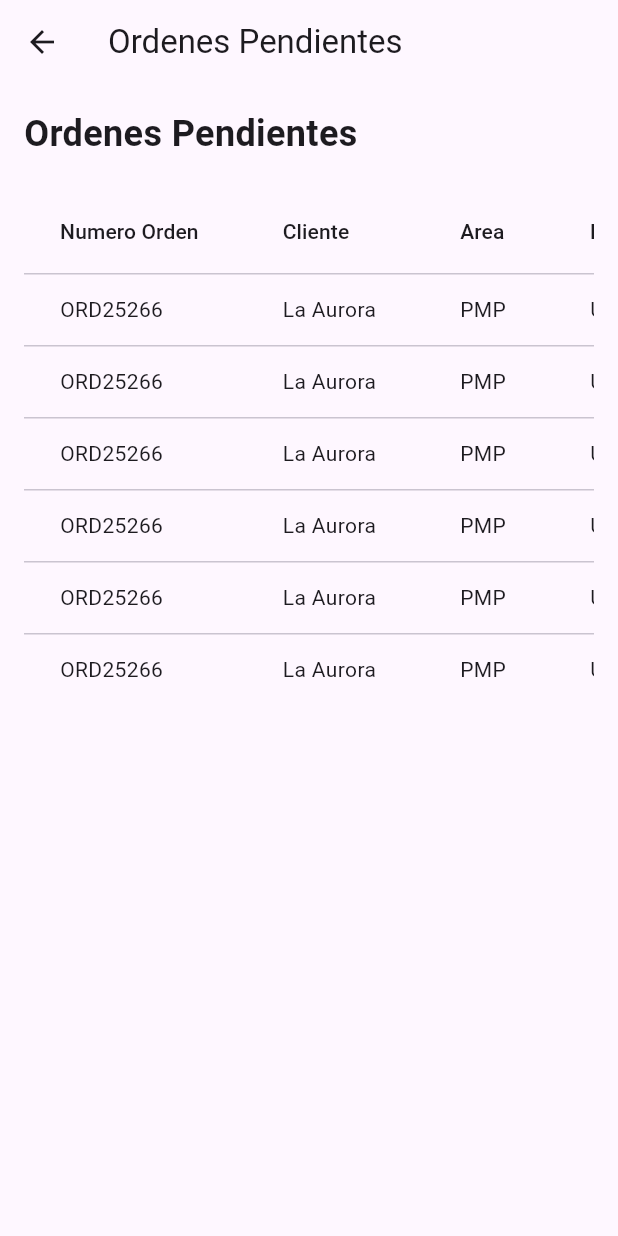
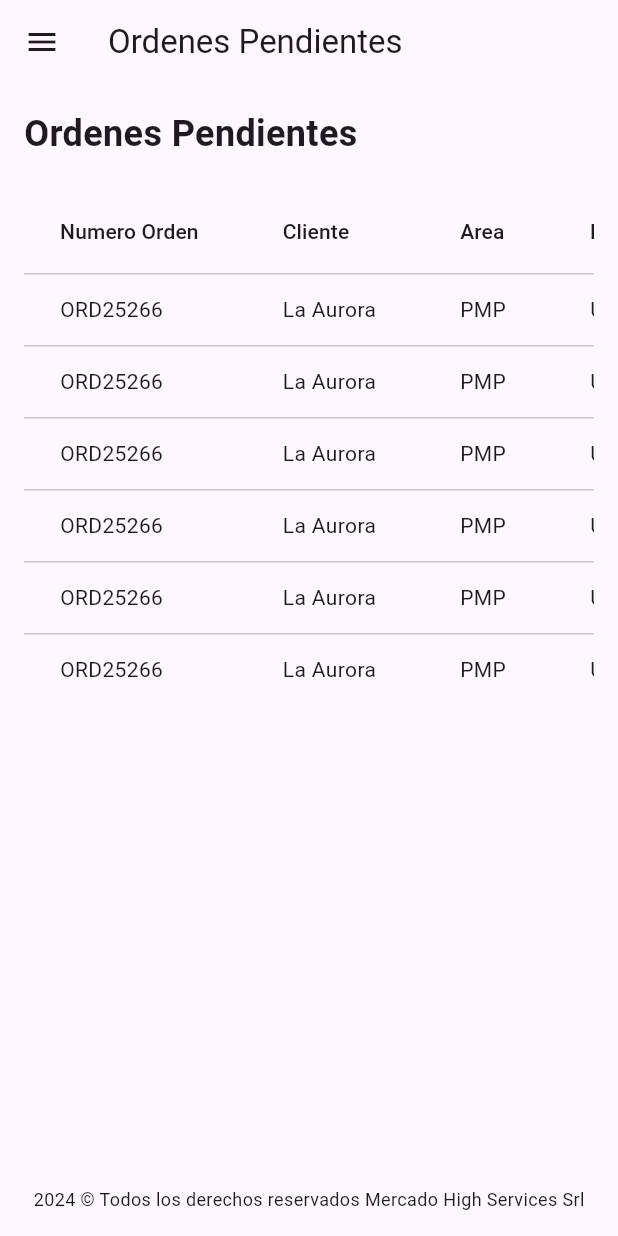
Before and after one commit to MHS-SRL/InterfaceProduccion, a Flutter app: the VerOrdenesPendientesScreen screen opened by its route, on a phone screen of 412 x 824 dp. Run offline on Flutter 3.47's test engine with Material 3 defaults, Android fonts, the phone set to English and light mode, and no system bars; our stand-ins replace fl_chart.

Commit message:
modificaciones necesarias de los botones y agregacion del copy rigth

```diff
--- a/lib/screens/orden_creada_screen.dart
+++ b/lib/screens/orden_creada_screen.dart
@@ -175,7 +175,7 @@ class OrdenCreadaScreen extends StatelessWidget {
                 ),
               ],
             ),
-            const SizedBox(height: 20),
+            const SizedBox(height: 110),
             const Center(
               child: Text(
                 '2023 © Todos los derechos reservados Mercado Hig Services Srl',
--- a/lib/screens/ver_ordenes_pendientes_screen.dart
+++ b/lib/screens/ver_ordenes_pendientes_screen.dart
@@ -1,4 +1,5 @@
 import 'package:flutter/material.dart';
+import 'drawer_items.dart';
 
 class VerOrdenesPendientesScreen extends StatelessWidget {
   @override
@@ -7,19 +8,26 @@ class VerOrdenesPendientesScreen extends StatelessWidget {
       appBar: AppBar(
         title: const Text('Ordenes Pendientes'),
       ),
+      drawer: Drawer(
+        child: ListView(
+          padding: EdgeInsets.zero,
+          children: DrawerItems.getDrawerItems(
+              context), // Usa la función estática de DrawerItems
+        ),
+      ),
       body: Padding(
         padding: const EdgeInsets.all(16.0),
         child: Column(
           crossAxisAlignment: CrossAxisAlignment.start,
           children: [
-            Text(
+            const Text(
               'Ordenes Pendientes',
               style: TextStyle(
                 fontSize: 24,
                 fontWeight: FontWeight.bold,
               ),
             ),
-            SizedBox(height: 20),
+            const SizedBox(height: 20),
             Expanded(
               child: SingleChildScrollView(
                 scrollDirection: Axis.horizontal,
@@ -100,6 +108,13 @@ class VerOrdenesPendientesScreen extends StatelessWidget {
                 ),
               ),
             ),
+            const SizedBox(height: 20),
+            const Center(
+              child: Text(
+                '2024 © Todos los derechos reservados Mercado High Services Srl',
+                style: TextStyle(fontSize: 12),
+              ),
+            ),
           ],
         ),
       ),
```
Also changed, not shown: lib/screens/crear_ordenes_screen.dart (+7 -2 lines).
